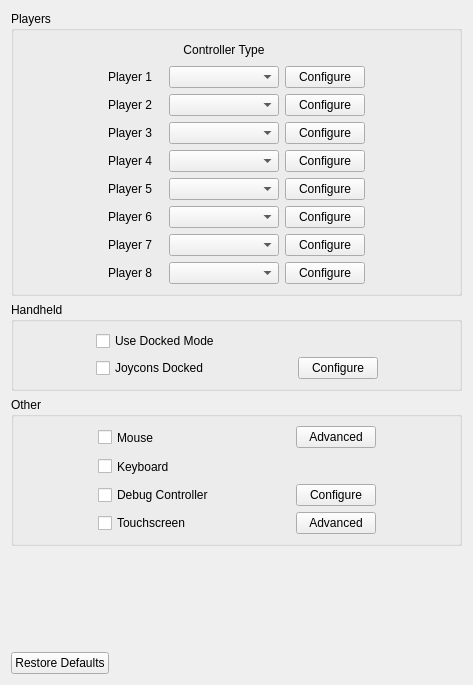
First picture: the form in src/yuzu/configuration/configure_input.ui, repository rorrim-rorrim/eden-alt, before the edit.
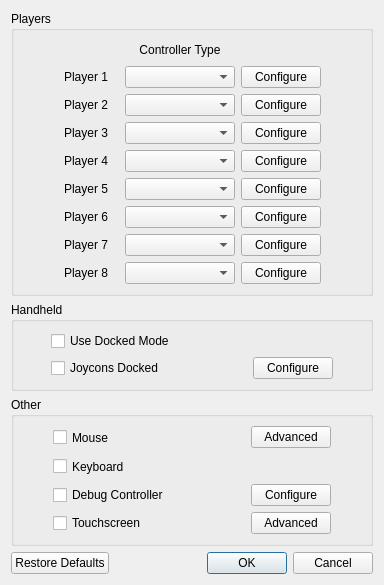
Second picture: the form after the edit.

Commit message: configure_input: Convert into QDialog

Diff of the .ui file:
```diff
--- a/src/yuzu/configuration/configure_input.ui
+++ b/src/yuzu/configuration/configure_input.ui
@@ -1,13 +1,13 @@
 <?xml version="1.0" encoding="UTF-8"?>
 <ui version="4.0">
  <class>ConfigureInput</class>
- <widget class="QWidget" name="ConfigureInput">
+ <widget class="QDialog" name="ConfigureInput">
   <property name="geometry">
    <rect>
     <x>0</x>
     <y>0</y>
-    <width>473</width>
-    <height>685</height>
+    <width>384</width>
+    <height>576</height>
    </rect>
   </property>
   <property name="windowTitle">
@@ -478,6 +478,13 @@
          </property>
         </spacer>
        </item>
+       <item>
+        <widget class="QDialogButtonBox" name="buttonBox">
+         <property name="standardButtons">
+          <set>QDialogButtonBox::Cancel|QDialogButtonBox::Ok</set>
+         </property>
+        </widget>
+       </item>
       </layout>
      </item>
     </layout>
```
Left out of the diff: 35 changed lines with no effect on the pictures. The commit also changes 2 other files.
